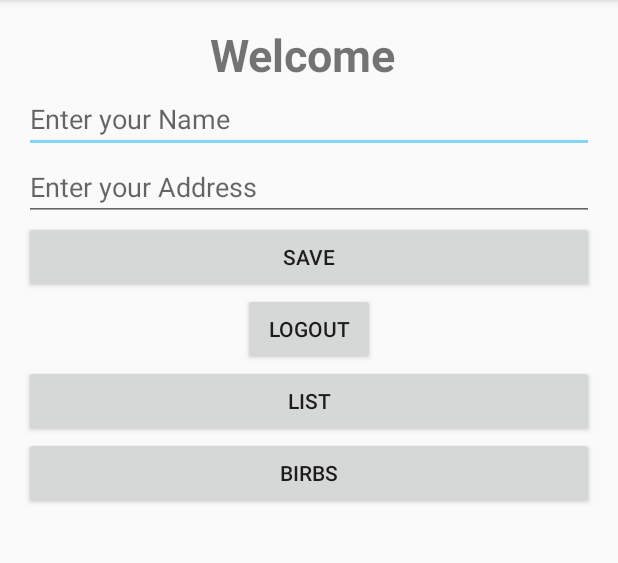
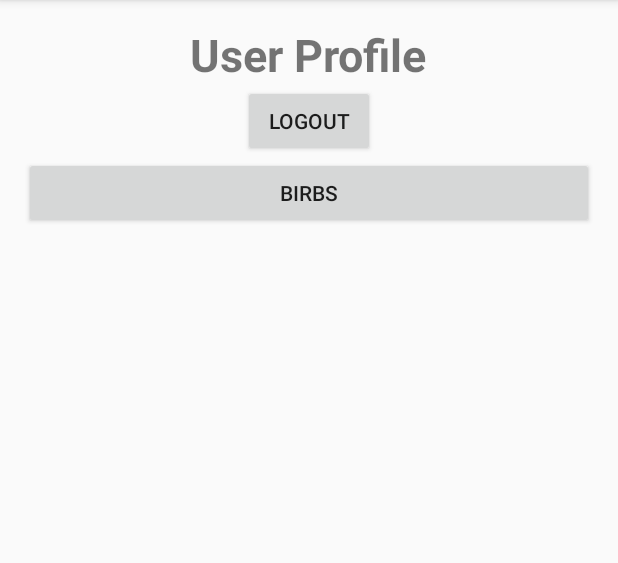
Before and after one commit to nathanryan/skylark, an Android app: the Profile screen opened directly, with no data from a screen before it, on a phone screen of 412 x 824 dp, the part 84-647 px from its top. Run offline under Robolectric (Android 15) with nearby library versions, the phone set to English and light mode, and no system bars; our stand-ins replace Firebase (no records; nobody signed in at launch, a user with empty details on screens opened directly).

Commit message:
clean up

```diff
--- a/app/src/main/AndroidManifest.xml
+++ b/app/src/main/AndroidManifest.xml
@@ -33,9 +33,6 @@
             android:value="@string/google_maps_key" />
 
         <activity
-            android:name=".MapsActivity"
-            android:label="@string/title_activity_maps" />
-        <activity
             android:name=".firebase.Register"
             android:label="@string/title_activity_main"
             android:theme="@style/AppTheme.NoActionBar">
@@ -48,7 +45,6 @@
         <activity android:name=".MainActivity" />
         <activity android:name=".firebase.Login" />
         <activity android:name=".firebase.Profile" />
-        <activity android:name=".firebase.ProfileList"></activity>
     </application>
 
 </manifest>
--- a/app/src/main/java/com/nryan/skylark/BirdListFragment.java
+++ b/app/src/main/java/com/nryan/skylark/BirdListFragment.java
@@ -1,9 +1,8 @@
 package com.nryan.skylark;
 
+import android.os.Bundle;
 import android.support.annotation.Nullable;
 import android.support.v4.app.Fragment;
-import android.os.Bundle;
-import android.support.v7.widget.DefaultItemAnimator;
 import android.support.v7.widget.LinearLayoutManager;
 import android.support.v7.widget.RecyclerView;
 import android.view.LayoutInflater;
--- a/app/src/main/java/com/nryan/skylark/BirdsSeenFragment.java
+++ b/app/src/main/java/com/nryan/skylark/BirdsSeenFragment.java
@@ -1,8 +1,8 @@
 package com.nryan.skylark;
 
+import android.os.Bundle;
 import android.support.annotation.Nullable;
 import android.support.v4.app.Fragment;
-import android.os.Bundle;
 import android.view.LayoutInflater;
 import android.view.View;
 import android.view.ViewGroup;
@@ -21,12 +21,10 @@ import com.google.firebase.database.FirebaseDatabase;
 
 public class BirdsSeenFragment extends Fragment {
 
-    private ListView listView;
-
     FirebaseAuth firebaseAuth = FirebaseAuth.getInstance();
     FirebaseUser user = firebaseAuth.getCurrentUser();
     DatabaseReference databaseReference = FirebaseDatabase.getInstance().getReference("Birds");
-
+    private ListView listView;
 
     @Nullable
     @Override
--- a/app/src/main/java/com/nryan/skylark/MainActivity.java
+++ b/app/src/main/java/com/nryan/skylark/MainActivity.java
@@ -1,15 +1,13 @@
 package com.nryan.skylark;
 
 import android.content.Intent;
+import android.os.Bundle;
 import android.support.design.widget.TabLayout;
-import android.support.v7.app.AppCompatActivity;
-import android.support.v7.widget.Toolbar;
-
 import android.support.v4.app.Fragment;
 import android.support.v4.app.FragmentManager;
 import android.support.v4.app.FragmentPagerAdapter;
 import android.support.v4.view.ViewPager;
-import android.os.Bundle;
+import android.support.v7.app.AppCompatActivity;
 import android.view.Menu;
 import android.view.MenuItem;
 
--- a/app/src/main/java/com/nryan/skylark/firebase/FirebaseAdapter.java
+++ b/app/src/main/java/com/nryan/skylark/firebase/FirebaseAdapter.java
@@ -6,15 +6,15 @@ import com.google.firebase.FirebaseApp;
 import com.google.firebase.database.FirebaseDatabase;
 
 /**
- * Created by nathan on 22/02/2017.
+ * Created by Nathan Ryan x13448212 on 10/02/2017.
  */
 
-public class FirebaseAdapter extends Application{
+public class FirebaseAdapter extends Application {
     @Override
     public void onCreate() {
         super.onCreate();
 
-        if(!FirebaseApp.getApps(this).isEmpty()){
+        if (!FirebaseApp.getApps(this).isEmpty()) {
             FirebaseDatabase.getInstance().setPersistenceEnabled(true);
         }
 
--- a/app/src/main/java/com/nryan/skylark/firebase/Profile.java
+++ b/app/src/main/java/com/nryan/skylark/firebase/Profile.java
@@ -1,14 +1,10 @@
 package com.nryan.skylark.firebase;
 
 import android.content.Intent;
+import android.os.Bundle;
 import android.support.v7.app.AppCompatActivity;
-import android.os.Bundle;
-import android.support.v7.widget.Toolbar;
 import android.view.View;
 import android.widget.Button;
-import android.widget.EditText;
-import android.widget.TextView;
-import android.widget.Toast;
 
 import com.google.firebase.auth.FirebaseAuth;
 import com.google.firebase.auth.FirebaseUser;
@@ -17,19 +13,19 @@ import com.google.firebase.database.FirebaseDatabase;
 import com.nryan.skylark.MainActivity;
 import com.nryan.skylark.R;
 
+/**
+ * Created by Nathan Ryan x13448212 on 10/02/2017.
+ */
+
 public class Profile extends AppCompatActivity implements View.OnClickListener {
 
     private FirebaseAuth firebaseAuth;
 
-    private TextView textViewUserEmail;
     private Button buttonLogout;
-    private Button buttonList;
     private Button birbList;
 
     private DatabaseReference databaseReference;
 
-    private EditText editName, editAddress;
-    private Button buttonSave;
 
     @Override
     protected void onCreate(Bundle savedInstanceState) {
@@ -39,64 +35,30 @@ public class Profile extends AppCompatActivity implements View.OnClickListener {
 
         firebaseAuth = FirebaseAuth.getInstance();
 
-        if(firebaseAuth.getCurrentUser() == null){
+        if (firebaseAuth.getCurrentUser() == null) {
             finish();
             startActivity(new Intent(this, Login.class));
         }
 
         databaseReference = FirebaseDatabase.getInstance().getReference();
-
-        editName = (EditText) findViewById(R.id.editTextName);
-        editAddress = (EditText) findViewById(R.id.editTextAddress);
-        buttonSave = (Button) findViewById(R.id.buttonAddInfo);
-
-
         FirebaseUser user = firebaseAuth.getCurrentUser();
 
-        textViewUserEmail = (TextView) findViewById(R.id.textViewUserEmail);
-        textViewUserEmail.setText("Welcome " + user.getEmail());
-
-
         buttonLogout = (Button) findViewById(R.id.buttonLogout);
-        buttonList = (Button) findViewById(R.id.btnList);
         birbList = (Button) findViewById(R.id.birbBtn);
 
         buttonLogout.setOnClickListener(this);
-        buttonSave.setOnClickListener(this);
-        buttonList.setOnClickListener(this);
         birbList.setOnClickListener(this);
-    }
-
-    private void saveUserInformation(){
-        String name = editName.getText().toString().trim();
-        String address = editAddress.getText().toString().trim();
-
-        UserInformation userInformation = new UserInformation(name, address);
-
-        FirebaseUser user = firebaseAuth.getCurrentUser();
-
-        databaseReference.child(user.getUid()).setValue(userInformation);
-
-        Toast.makeText(this, "Information Saved..", Toast.LENGTH_LONG).show();
     }
 
     @Override
     public void onClick(View view) {
-        if(view == buttonLogout){
+        if (view == buttonLogout) {
             firebaseAuth.signOut();
             finish();
             startActivity(new Intent(this, Login.class));
         }
 
-        if(view == buttonSave){
-            saveUserInformation();
-        }
-
-        if(view == buttonList){
-            startActivity(new Intent(this, ProfileList.class));
-        }
-
-        if(view == birbList){
+        if (view == birbList) {
             startActivity(new Intent(this, MainActivity.class));
         }
     }
--- a/app/src/main/res/layout/activity_profile.xml
+++ b/app/src/main/res/layout/activity_profile.xml
@@ -26,38 +26,12 @@
             android:textStyle="normal|bold"
             android:textSize="30sp" />
 
-        <EditText
-            android:layout_width="match_parent"
-            android:layout_height="wrap_content"
-            android:inputType="text"
-            android:id="@+id/editTextName"
-            android:hint="@string/profile_name"/>
-
-        <EditText
-            android:layout_width="match_parent"
-            android:layout_height="wrap_content"
-            android:inputType="text"
-            android:id="@+id/editTextAddress"
-            android:hint="@string/profile_address"/>
-
-        <Button
-            android:text="@string/button_profile_save"
-            android:layout_width="match_parent"
-            android:layout_height="wrap_content"
-            android:id="@+id/buttonAddInfo" />
-
         <Button
             android:text="@string/button_logout"
             android:layout_width="wrap_content"
             android:layout_height="wrap_content"
             android:id="@+id/buttonLogout"
             android:layout_gravity="center_horizontal"/>
-
-        <Button
-            android:text="@string/button_profile_list"
-            android:layout_width="match_parent"
-            android:layout_height="wrap_content"
-            android:id="@+id/btnList" />
 
         <Button
             android:text="BIRBS"
```
Also changed, not shown: app/src/main/java/com/nryan/skylark/BirdsMapFragment.java (+35 -72 lines), app/src/main/java/com/nryan/skylark/MapsActivity.java (+11 -29 lines), app/src/main/java/com/nryan/skylark/RecyclerAdapter.java (+34 -38 lines), app/src/main/java/com/nryan/skylark/firebase/Login.java (+13 -9 lines), app/src/main/java/com/nryan/skylark/firebase/ProfileList.java (deleted, +0 -54 lines), app/src/main/java/com/nryan/skylark/firebase/Register.java (+15 -12 lines), app/src/main/java/com/nryan/skylark/firebase/UserInformation.java (deleted, +0 -19 lines), app/src/main/res/layout/activity_maps.xml (+3 -15 lines), app/src/main/res/layout/activity_profile_list.xml (deleted, +0 -18 lines), app/src/main/res/layout/birds_map_fragment.xml (+9 -0 lines), app/src/main/res/drawable/android_image_1.jpg (deleted).
